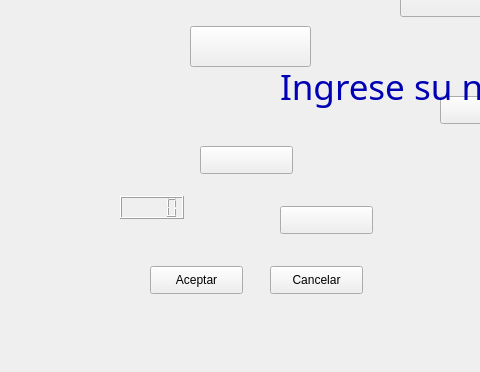
Qt form Avances del código/Juego/mainwindow.ui (joseamorenom/Alma-Mater-Martial-Combat) before a commit; both pictures show x 0 to 480 and y 284 to 656 of the 980 by 656 pixel window.
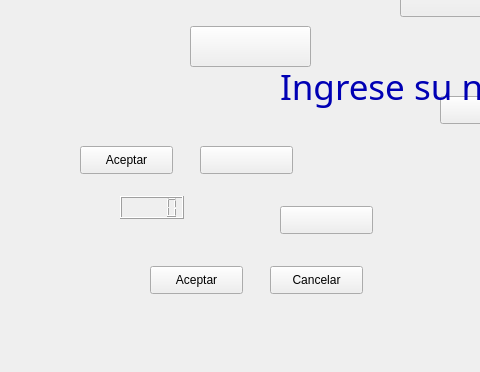
The same form after that commit. Icons and pictures are not drawn.

The edit to the form file:
```diff
--- a/Avances del código/Juego/mainwindow.ui
+++ b/Avances del código/Juego/mainwindow.ui
@@ -358,6 +358,19 @@
      <string>&lt;html&gt;&lt;head/&gt;&lt;body&gt;&lt;p&gt;&lt;br/&gt;&lt;/p&gt;&lt;/body&gt;&lt;/html&gt;</string>
     </property>
    </widget>
+   <widget class="QPushButton" name="btn_aceptar_2">
+    <property name="geometry">
+     <rect>
+      <x>80</x>
+      <y>430</y>
+      <width>93</width>
+      <height>28</height>
+     </rect>
+    </property>
+    <property name="text">
+     <string>Aceptar</string>
+    </property>
+   </widget>
    <zorder>graphicsView</zorder>
    <zorder>btn_1_jug</zorder>
    <zorder>btn_multi</zorder>
```
Left out of the diff: 1 changed line with no effect on the pictures.
